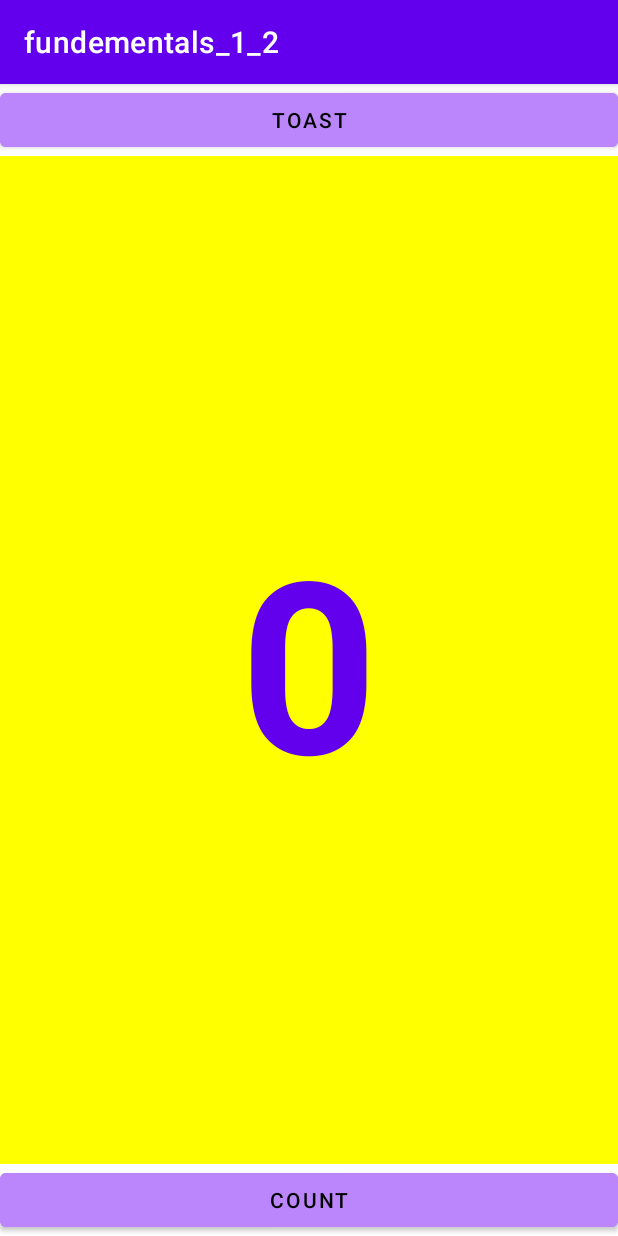
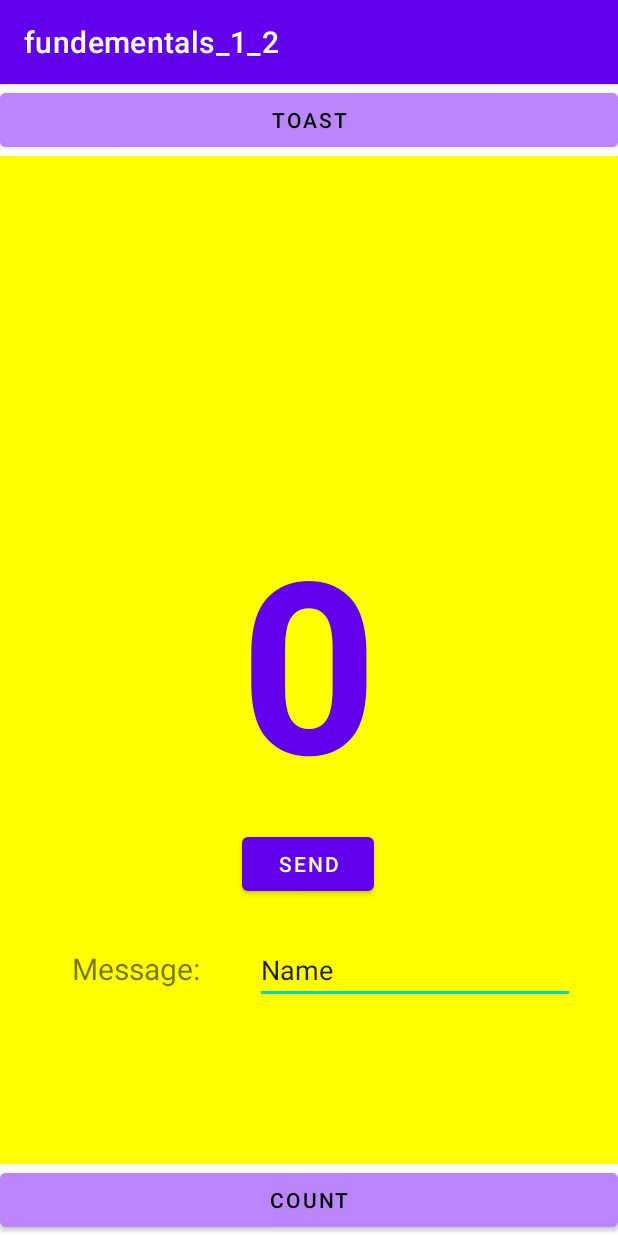
Before and after one commit to dajong/android_practice, an Android app: the screen it shows after launch (MainActivity), on a phone screen of 412 x 824 dp. Run offline under Robolectric (Android 15) with nearby library versions, the phone set to English and light mode, and no system bars.

Commit message:
adding simple functions to connect two activities

```diff
--- a/fundementals_1_2/app/src/main/AndroidManifest.xml
+++ b/fundementals_1_2/app/src/main/AndroidManifest.xml
@@ -14,6 +14,9 @@
         android:theme="@style/Theme.Fundementals_1_2"
         tools:targetApi="31">
         <activity
+            android:name=".DisplayMessageActivity"
+            android:exported="false" />
+        <activity
             android:name=".MainActivity"
             android:exported="true">
             <intent-filter>
--- a/fundementals_1_2/app/src/main/res/layout/activity_main.xml
+++ b/fundementals_1_2/app/src/main/res/layout/activity_main.xml
@@ -11,9 +11,9 @@
         android:layout_width="0dp"
         android:layout_height="wrap_content"
         android:backgroundTint="@color/purple_200"
+        android:onClick="showToast"
         android:text="@string/btn_label_toast"
         android:textColor="@color/black"
-        android:onClick="showToast"
         app:layout_constraintEnd_toEndOf="parent"
         app:layout_constraintHorizontal_bias="0.498"
         app:layout_constraintStart_toStartOf="parent"
@@ -24,9 +24,9 @@
         android:layout_width="0dp"
         android:layout_height="wrap_content"
         android:backgroundTint="@color/purple_200"
+        android:onClick="countUp"
         android:text="@string/btn_label_count"
         android:textColor="@color/black"
-        android:onClick="countUp"
         app:layout_constraintBottom_toBottomOf="parent"
         app:layout_constraintEnd_toEndOf="parent"
         app:layout_constraintHorizontal_bias="0.498"
@@ -44,6 +44,42 @@
         android:textStyle="bold"
         app:layout_constraintBottom_toTopOf="@+id/btn_count"
         app:layout_constraintEnd_toEndOf="parent"
+        app:layout_constraintHorizontal_bias="0.0"
+        app:layout_constraintStart_toStartOf="parent"
+        app:layout_constraintTop_toBottomOf="@+id/btn_toast"
+        app:layout_constraintVertical_bias="0.0" />
+
+    <Button
+        android:id="@+id/Send"
+        android:layout_width="wrap_content"
+        android:layout_height="wrap_content"
+        android:layout_marginTop="496dp"
+        android:onClick="sendMessage"
+        android:text="@string/btn_send"
+        app:layout_constraintEnd_toEndOf="parent"
+        app:layout_constraintHorizontal_bias="0.498"
+        app:layout_constraintStart_toStartOf="parent"
+        app:layout_constraintTop_toTopOf="parent" />
+
+    <EditText
+        android:id="@+id/tb_1"
+        android:layout_width="wrap_content"
+        android:layout_height="wrap_content"
+        android:layout_marginStart="32dp"
+        android:ems="10"
+        android:inputType="textPersonName"
+        android:text="Name"
+        app:layout_constraintBaseline_toBaselineOf="@+id/textView2"
+        app:layout_constraintStart_toEndOf="@+id/textView2" />
+
+    <TextView
+        android:id="@+id/textView2"
+        android:layout_width="wrap_content"
+        android:layout_height="wrap_content"
+        android:layout_marginStart="48dp"
+        android:layout_marginTop="528dp"
+        android:text="Message: "
+        android:textSize="20dp"
         app:layout_constraintStart_toStartOf="parent"
         app:layout_constraintTop_toBottomOf="@+id/btn_toast" />
 
--- a/fundementals_1_2/app/src/main/res/values/strings.xml
+++ b/fundementals_1_2/app/src/main/res/values/strings.xml
@@ -4,4 +4,6 @@
     <string name="btn_label_count">Count</string>
     <string name="count_initial_value">0</string>
     <string name="toast_message">Hello Toast!</string>
+    <string name="btn_send">Send</string>
+    <string name="btn_back">Back</string>
 </resources>
```
Also changed, not shown: fundementals_1_2/app/src/main/java/com/example/fundementals_1_2/DisplayMessageActivity.java (added, +31 -0 lines), fundementals_1_2/app/src/main/java/com/example/fundementals_1_2/MainActivity.java (+12 -0 lines), fundementals_1_2/app/src/main/res/layout/activity_display_message.xml (added, +33 -0 lines).
